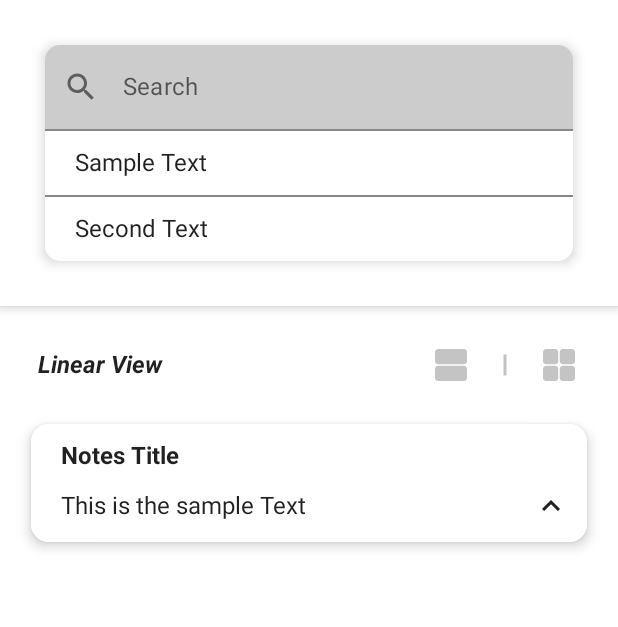
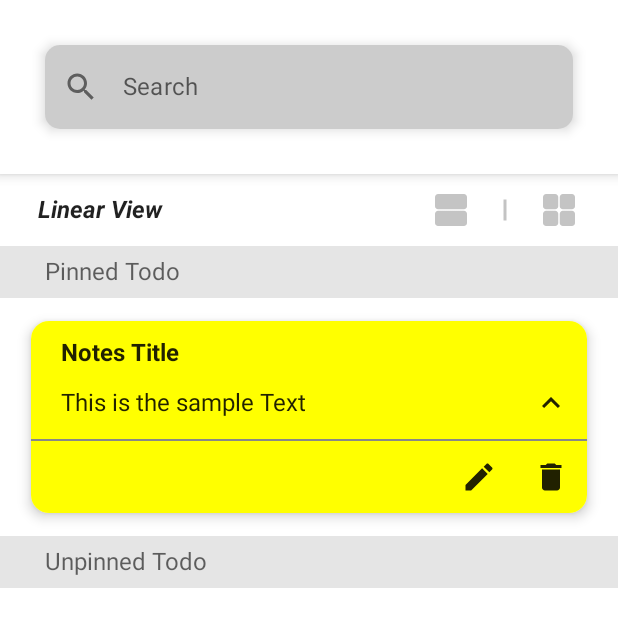
Before and after one commit to Zohaib1397/Todo_App, an Android app built with Jetpack Compose: the screen it shows after launch (MainActivity), after a tap on "DropDown", on a phone screen of 412 x 824 dp. Shown: the top 627 px of the screen. Run offline under Robolectric (Android 15) with nearby library versions, the phone set to English and light mode, and no system bars.

Commit message:
Search database implementation

```diff
--- a/app/src/main/java/com/example/todo/Fragments/Main_Fragment.kt
+++ b/app/src/main/java/com/example/todo/Fragments/Main_Fragment.kt
@@ -21,10 +21,7 @@ import androidx.compose.ui.platform.ComposeView
 import androidx.compose.ui.tooling.preview.Preview
 import androidx.compose.ui.unit.dp
 import androidx.fragment.app.Fragment
-import com.example.todo.CustomDivider
-import com.example.todo.CustomSearchBar
-import com.example.todo.LayoutSwitcher
-import com.example.todo.TodoCard
+import com.example.todo.*
 import com.example.todo.ui.theme.TodoTheme
 
 class Main_Fragment : Fragment(){
@@ -51,11 +48,13 @@ class Main_Fragment : Fragment(){
                                 horizontalAlignment = Alignment.CenterHorizontally,
                                 verticalArrangement = Arrangement.Top,
                             ) {
-                                CustomSearchBar()
+                                CustomSearchBar(searchedItems = SearchItemsList.itemsList)
+                                LayoutSwitcher()
+                                CustomDivider("Pinned Todo")
                                 Spacer(modifier = Modifier.height(15.dp))
-                                LayoutSwitcher()
+                                TodoCard(cardColor = Color.Yellow)
                                 Spacer(modifier = Modifier.height(15.dp))
-                                TodoCard()
+                                CustomDivider("Unpinned Todo")
                             }
                         }
                     }
@@ -89,7 +88,7 @@ fun showPreview(){
                     horizontalAlignment = Alignment.CenterHorizontally,
                     verticalArrangement = Arrangement.Top,
                 ) {
-                    CustomSearchBar()
+                    CustomSearchBar(searchedItems =SearchItemsList.itemsList)
                     LayoutSwitcher()
                     CustomDivider("Pinned Todo")
                     Spacer(modifier = Modifier.height(15.dp))
--- a/app/src/main/java/com/example/todo/MainActivity.kt
+++ b/app/src/main/java/com/example/todo/MainActivity.kt
@@ -1,5 +1,6 @@
 package com.example.todo
 
+import android.content.Context
 import android.os.Bundle
 import androidx.activity.ComponentActivity
 import androidx.appcompat.app.AppCompatActivity
@@ -10,5 +11,16 @@ class MainActivity : AppCompatActivity() {
         super.onCreate(savedInstanceState)
         setContentView(R.layout.activity_main)
         supportFragmentManager.beginTransaction().replace(R.id.fragmentContainer,Main_Fragment()).commit()
+
+
     }
 }
+object saveToSharedPreference :AppCompatActivity(){
+    val sharedPref = getSharedPreferences("SearchBar",Context.MODE_PRIVATE)
+    val editor = sharedPref.edit().also{
+        it.putStringSet("searchedItems",SearchItemsList.itemsList.toSet())
+    }
+}
+object loadFromSharedPreference:AppCompatActivity(){
+    val sharedPref = getSharedPreferences("SearchBar", Context.MODE_PRIVATE)
+}
--- a/app/src/main/java/com/example/todo/SearchBar.kt
+++ b/app/src/main/java/com/example/todo/SearchBar.kt
@@ -11,6 +11,8 @@ import androidx.compose.foundation.lazy.LazyColumn
 import androidx.compose.foundation.lazy.items
 import androidx.compose.foundation.shape.RoundedCornerShape
 import androidx.compose.foundation.text.BasicTextField
+import androidx.compose.foundation.text.KeyboardActions
+import androidx.compose.foundation.text.KeyboardOptions
 import androidx.compose.material.*
 import androidx.compose.runtime.*
 import androidx.compose.ui.Alignment
@@ -20,6 +22,8 @@ import androidx.compose.ui.graphics.Color
 import androidx.compose.ui.graphics.painter.Painter
 import androidx.compose.ui.graphics.vector.ImageVector
 import androidx.compose.ui.res.painterResource
+import androidx.compose.ui.text.input.ImeAction
+import androidx.compose.ui.text.input.KeyboardType
 import androidx.compose.ui.tooling.preview.Preview
 import androidx.compose.ui.unit.dp
 import com.example.todo.ui.theme.TodoTheme
@@ -30,7 +34,7 @@ fun CustomSearchBar(
     placeHolder:String = "Search",
     painter: Painter = painterResource(R.drawable.ic_search),
     contentDescription:String = "Search",
-    searchedItems: List<String> = listOf("Sample Text","Second Text")
+    searchedItems: List<String> = SearchItemsList.itemsList
 ) {
     var isExpanded by remember { mutableStateOf(true) }
     var searchBarText by remember { mutableStateOf("") }
@@ -72,9 +76,20 @@ fun CustomSearchBar(
                             painter = painter,
                             contentDescription = contentDescription
                         )
-                    }
+                    },
+                    keyboardOptions = KeyboardOptions(
+                        keyboardType = KeyboardType.Text,
+                        imeAction = ImeAction.Done
+                    ),
+                    keyboardActions = KeyboardActions(
+                        onDone = {
+                            SearchItemsList.itemsList.add(searchBarText)
+                            saveToSharedPreference
+
+                        }
+                    )
                 )
-                if (!isExpanded) {
+                if (isExpanded) {
                     LazyColumn(){
                         items(searchedItems){ item ->
                             Divider(color = Color.Gray)
--- /dev/null
+++ b/app/src/main/java/com/example/todo/SearchItemsDataBase.kt
@@ -0,0 +1,8 @@
+package com.example.todo
+
+import android.content.Context
+import androidx.appcompat.app.AppCompatActivity
+
+object SearchItemsList{
+    val itemsList = mutableListOf<String>()
+}
--- a/app/src/main/java/com/example/todo/TodoCard.kt
+++ b/app/src/main/java/com/example/todo/TodoCard.kt
@@ -1,7 +1,10 @@
 package com.example.todo
 
 import android.content.res.Configuration
+import androidx.compose.animation.animateContentSize
+import androidx.compose.animation.core.LinearOutSlowInEasing
 import androidx.compose.animation.core.animateFloatAsState
+import androidx.compose.animation.core.tween
 import androidx.compose.foundation.background
 import androidx.compose.foundation.layout.*
 import androidx.compose.foundation.shape.RoundedCornerShape
@@ -33,14 +36,17 @@ fun TodoCard(
         elevation = 5.dp
     ) {
         Column(
-            modifier = Modifier.background(color = cardColor)
+            modifier = Modifier.background(color = cardColor).animateContentSize(
+                animationSpec = tween(
+                    durationMillis = 300,
+                    easing = LinearOutSlowInEasing
+                ))
         ){
             Text(
                 text = "Notes Title",
                 fontWeight = FontWeight(700),
                 modifier = Modifier.padding(start = 20.dp,top = 12.dp)
             )
-//            Spacer(modifier = Modifier.height(8.dp))
             Row(
                 modifier = Modifier.fillMaxWidth(),
                 verticalAlignment = Alignment.CenterVertically,
@@ -60,6 +66,20 @@ fun TodoCard(
                     )
                 }
             }
+            if(isExpanded){
+                Divider(modifier =Modifier.fillMaxWidth(),color = Color.Gray)
+                Row(
+                    modifier = Modifier.fillMaxWidth(),
+                    horizontalArrangement = Arrangement.End
+                ){
+                    IconButton(onClick = {/*TODO*/}){
+                        Icon(painter = painterResource(R.drawable.ic_edit), contentDescription = "Edit Todo")
+                    }
+                    IconButton(onClick = {/*TODO*/}){
+                        Icon(painter = painterResource(R.drawable.ic_delete), contentDescription = "Delete Todo")
+                    }
+                }
+            }
         }
     }
 }
--- /dev/null
+++ b/app/src/main/res/drawable/ic_delete.xml
@@ -0,0 +1,5 @@
+<vector android:height="24dp" android:tint="#C3C3C3"
+    android:viewportHeight="24" android:viewportWidth="24"
+    android:width="24dp" xmlns:android="http://schemas.android.com/apk/res/android">
+    <path android:fillColor="@android:color/white" android:pathData="M6,19c0,1.1 0.9,2 2,2h8c1.1,0 2,-0.9 2,-2V7H6v12zM19,4h-3.5l-1,-1h-5l-1,1H5v2h14V4z"/>
+</vector>
--- /dev/null
+++ b/app/src/main/res/drawable/ic_edit.xml
@@ -0,0 +1,5 @@
+<vector android:height="24dp" android:tint="#C3C3C3"
+    android:viewportHeight="24" android:viewportWidth="24"
+    android:width="24dp" xmlns:android="http://schemas.android.com/apk/res/android">
+    <path android:fillColor="@android:color/white" android:pathData="M3,17.25V21h3.75L17.81,9.94l-3.75,-3.75L3,17.25zM20.71,7.04c0.39,-0.39 0.39,-1.02 0,-1.41l-2.34,-2.34c-0.39,-0.39 -1.02,-0.39 -1.41,0l-1.83,1.83 3.75,3.75 1.83,-1.83z"/>
+</vector>
```
